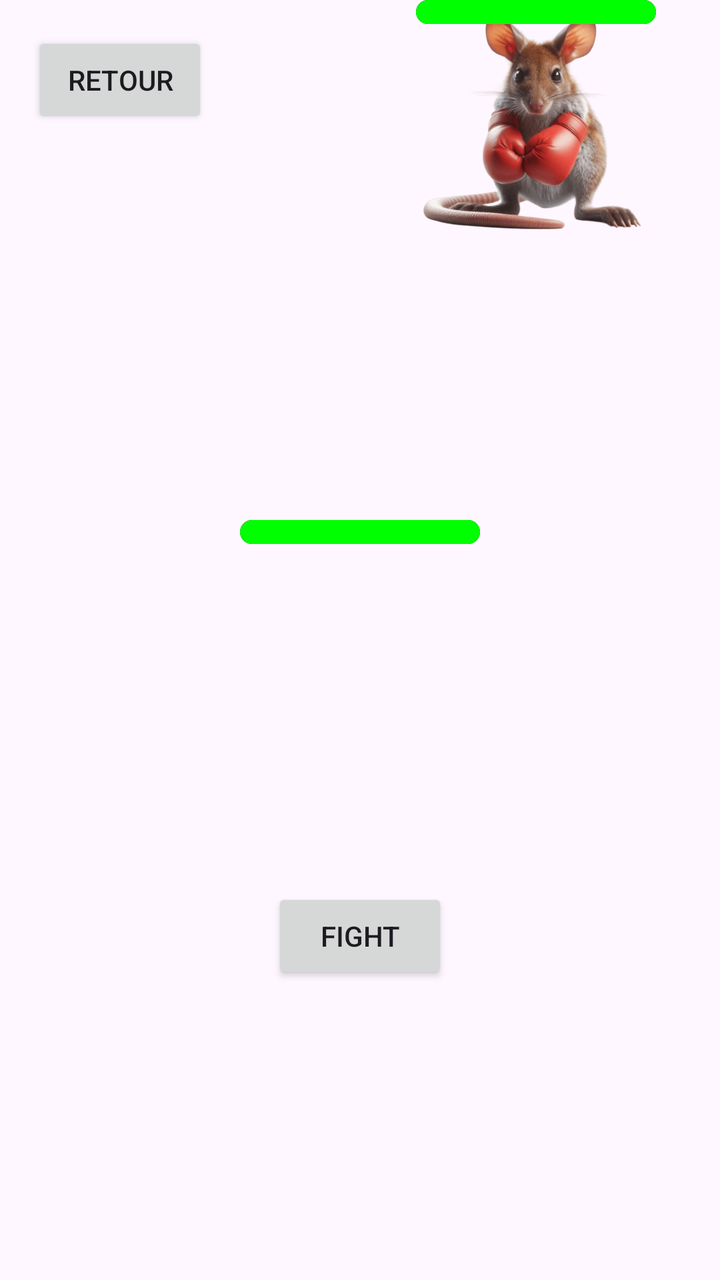
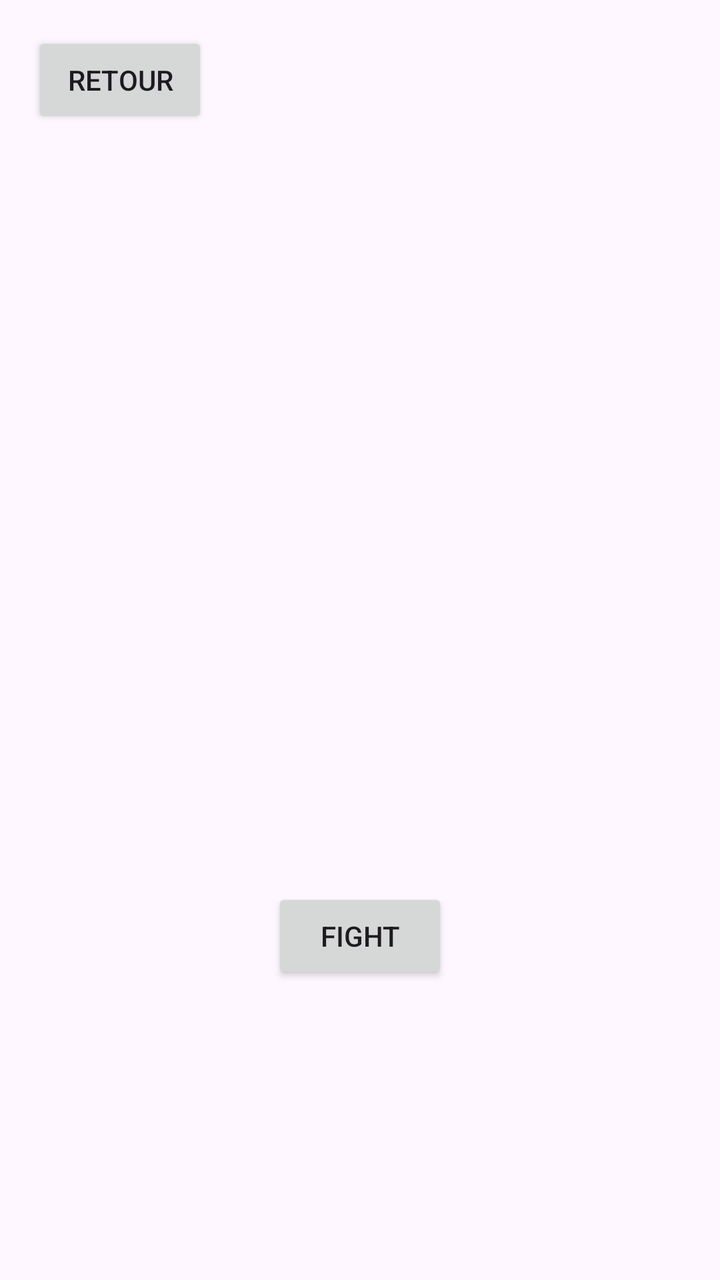

Compare the two renders of this Android layout. The source of the first and the diff that turns it into the second are given below.
<!-- AndroidManifest.xml: application theme Theme.ArenaFight -->
<!-- res/layout/activity_combat.xml -->
<?xml version="1.0" encoding="utf-8"?>
<androidx.constraintlayout.widget.ConstraintLayout
        xmlns:android="http://schemas.android.com/apk/res/android"
        xmlns:tools="http://schemas.android.com/tools"
        xmlns:app="http://schemas.android.com/apk/res-auto"
        android:id="@+id/main"
        android:layout_width="match_parent"
        android:layout_height="match_parent"
        tools:context=".CombatActivity">

    
    <Button
            android:id="@+id/btnFight"
            android:layout_width="wrap_content"
            android:layout_height="wrap_content"
            android:text="@string/fight"
            app:layout_constraintBottom_toBottomOf="parent"
            app:layout_constraintEnd_toEndOf="parent"
            app:layout_constraintStart_toStartOf="parent"
            app:layout_constraintTop_toTopOf="parent"
            app:layout_constraintVertical_bias="0.75"/>

    
    <Button
            android:id="@+id/Retour"
            android:layout_width="wrap_content"
            android:layout_height="wrap_content"
            android:text="@string/retour"
            app:layout_constraintTop_toTopOf="parent"
            app:layout_constraintStart_toStartOf="parent"
            android:layout_margin="16dp"/>

    
    <FrameLayout
            android:id="@+id/frameLayoutJoueur"
            android:layout_width="120dp"
            android:layout_height="120dp"
            app:layout_constraintStart_toStartOf="parent"
            app:layout_constraintBottom_toBottomOf="parent"
            app:layout_constraintTop_toTopOf="parent"
            app:layout_constraintEnd_toEndOf="parent">

        
        <ImageView
                android:id="@+id/imageJoueur"
                android:layout_width="match_parent"
                android:layout_height="match_parent"
                android:contentDescription="@string/imgjoueur"
                android:scaleType="fitCenter"/>

        
        <ProgressBar
                android:id="@+id/barVieJoueur"
                style="?android:attr/progressBarStyleHorizontal"
                android:layout_width="match_parent"
                android:layout_height="12dp"
                android:layout_gravity="top"
                android:max="100"
                android:progress="100"
                android:progressDrawable="@drawable/barre_vie"/>
    </FrameLayout>

    
    <FrameLayout
            android:id="@+id/frameLayoutMonstre"
            android:layout_width="120dp"
            android:layout_height="120dp"
            app:layout_constraintEnd_toEndOf="parent"
            app:layout_constraintTop_toTopOf="parent"

            android:layout_marginEnd="32dp">

        

        
        <ImageView
                android:id="@+id/imageMonstre"
                android:layout_width="match_parent"
                android:layout_height="match_parent"
                android:contentDescription="@string/monstre"
                android:scaleType="fitCenter"
                android:src="@drawable/rat"/>
        <ProgressBar
                android:id="@+id/barVieMonstre"
                style="?android:attr/progressBarStyleHorizontal"
                android:layout_width="match_parent"
                android:layout_height="12dp"
                android:layout_gravity="top"
                android:max="100"
                android:progress="100"
                android:progressDrawable="@drawable/barre_vie"/>
    </FrameLayout>

</androidx.constraintlayout.widget.ConstraintLayout>
<!-- resources referenced by this layout -->
<resources>
  <!-- drawable barre_vie (drawable) -->
  <?xml version="1.0" encoding="utf-8"?>
  <layer-list xmlns:android="http://schemas.android.com/apk/res/android">
  
      
      <item android:id="@android:id/background">
          <shape>
              <corners android:radius="6dp"/>
              <solid android:color="#444444"/>
          </shape>
      </item>
  
      
      <item android:id="@android:id/progress">
          <clip>
              <shape>
                  <corners android:radius="6dp"/>
                  <solid android:color="#00FF00"/>
              </shape>
          </clip>
      </item>
  
  </layer-list>
  <!-- drawable rat: png bitmap (drawable, 164838 bytes) -->
  <string name="fight">fight</string>
  <string name="imgjoueur">imgjoueur</string>
  <string name="monstre">monstre</string>
  <string name="retour">Retour</string>
  <style name="Theme.ArenaFight" parent="Base.Theme.ArenaFight" />
  <style name="Base.Theme.ArenaFight" parent="Theme.Material3.DayNight.NoActionBar">
          
          
      </style>
</resources>

<!-- the commit's change to res/layout/activity_combat.xml (unified diff, before → after) -->
@@ -48,47 +48,16 @@
                 android:contentDescription="@string/imgjoueur"
                 android:scaleType="fitCenter"/>
 
-        
-        <ProgressBar
-                android:id="@+id/barVieJoueur"
-                style="?android:attr/progressBarStyleHorizontal"
-                android:layout_width="match_parent"
-                android:layout_height="12dp"
-                android:layout_gravity="top"
-                android:max="100"
-                android:progress="100"
-                android:progressDrawable="@drawable/barre_vie"/>
     </FrameLayout>
 
-    
-    <FrameLayout
-            android:id="@+id/frameLayoutMonstre"
-            android:layout_width="120dp"
-            android:layout_height="120dp"
-            app:layout_constraintEnd_toEndOf="parent"
+
+    <LinearLayout
+            android:id="@+id/layoutPlateau"
+            android:layout_width="wrap_content"
+            android:layout_height="wrap_content"
+            android:orientation="horizontal"
             app:layout_constraintTop_toTopOf="parent"
-
-            android:layout_marginEnd="32dp">
-
-        
-
-        
-        <ImageView
-                android:id="@+id/imageMonstre"
-                android:layout_width="match_parent"
-                android:layout_height="match_parent"
-                android:contentDescription="@string/monstre"
-                android:scaleType="fitCenter"
-                android:src="@drawable/rat"/>
-        <ProgressBar
-                android:id="@+id/barVieMonstre"
-                style="?android:attr/progressBarStyleHorizontal"
-                android:layout_width="match_parent"
-                android:layout_height="12dp"
-                android:layout_gravity="top"
-                android:max="100"
-                android:progress="100"
-                android:progressDrawable="@drawable/barre_vie"/>
-    </FrameLayout>
-
+            app:layout_constraintBottom_toBottomOf="parent"
+            app:layout_constraintStart_toStartOf="parent"
+            app:layout_constraintEnd_toEndOf="parent"/>
 </androidx.constraintlayout.widget.ConstraintLayout>
<!-- resource entries referenced after the edit -->
@@ -1,32 +1,7 @@
 <!-- resources referenced by this layout -->
 <resources>
-  <!-- drawable barre_vie (drawable) -->
-  <?xml version="1.0" encoding="utf-8"?>
-  <layer-list xmlns:android="http://schemas.android.com/apk/res/android">
-  
-      
-      <item android:id="@android:id/background">
-          <shape>
-              <corners android:radius="6dp"/>
-              <solid android:color="#444444"/>
-          </shape>
-      </item>
-  
-      
-      <item android:id="@android:id/progress">
-          <clip>
-              <shape>
-                  <corners android:radius="6dp"/>
-                  <solid android:color="#00FF00"/>
-              </shape>
-          </clip>
-      </item>
-  
-  </layer-list>
-  <!-- drawable rat: png bitmap (drawable, 164838 bytes) -->
   <string name="fight">fight</string>
   <string name="imgjoueur">imgjoueur</string>
-  <string name="monstre">monstre</string>
   <string name="retour">Retour</string>
   <style name="Theme.ArenaFight" parent="Base.Theme.ArenaFight" />
   <style name="Base.Theme.ArenaFight" parent="Theme.Material3.DayNight.NoActionBar">
